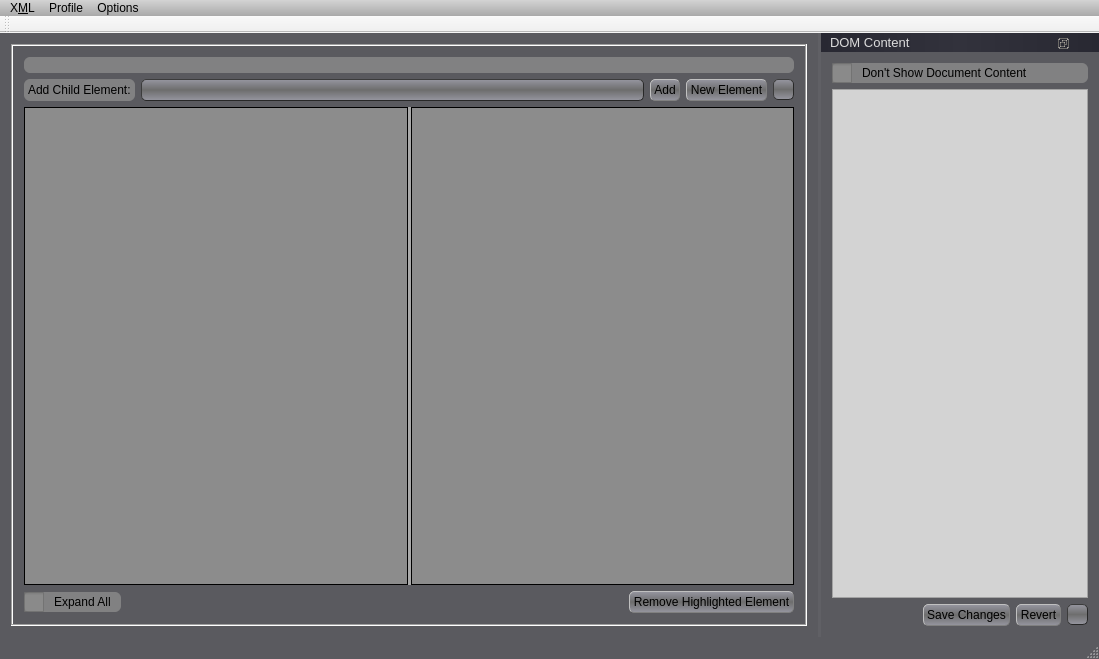
First picture: the form in GCXMLGenerator/gcmainwindow.ui, repository goblincoding/xmlmill, before the edit.
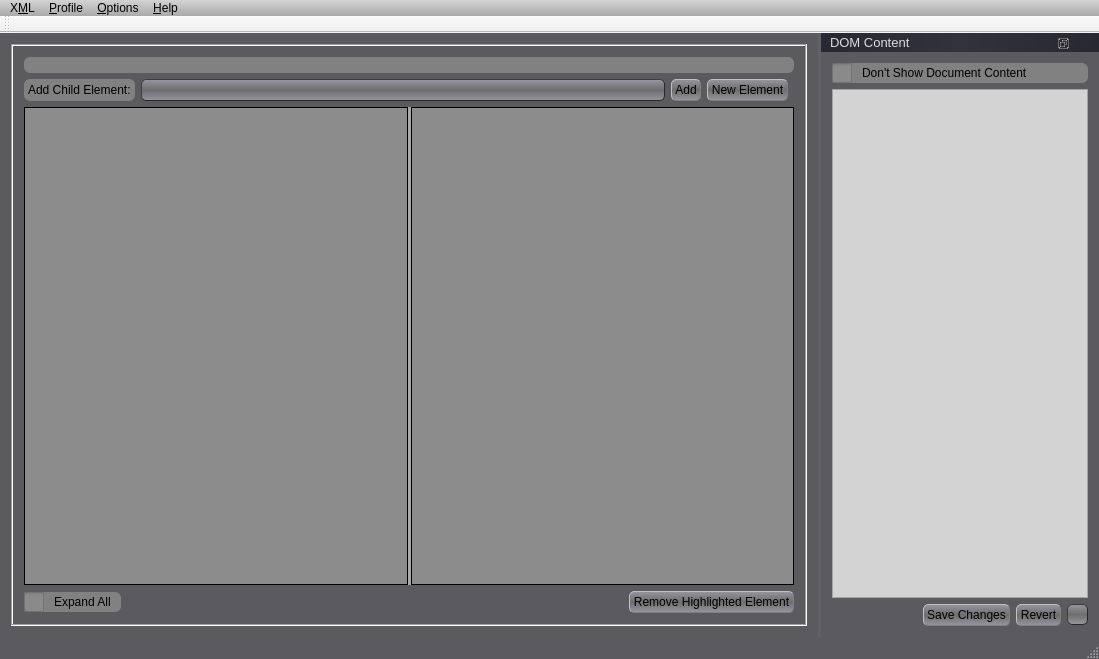
Second picture: the form after the edit. Icons and pictures are not drawn.

Commit message: Added "Help" HTML and a new "Help" menu item (not finished).

Diff of the .ui file:
```diff
--- a/GCXMLGenerator/gcmainwindow.ui
+++ b/GCXMLGenerator/gcmainwindow.ui
@@ -592,17 +592,6 @@
            </property>
           </widget>
          </item>
-         <item row="1" column="4">
-          <widget class="QToolButton" name="mainHelpButton">
-           <property name="text">
-            <string/>
-           </property>
-           <property name="icon">
-            <iconset resource="resources/gcresources.qrc">
-             <normaloff>:/resources/helpcursor.png</normaloff>:/resources/helpcursor.png</iconset>
-           </property>
-          </widget>
-         </item>
         </layout>
        </item>
        <item>
@@ -726,7 +715,7 @@
    </property>
    <widget class="QMenu" name="menuDatabase">
     <property name="title">
-     <string>Profile</string>
+     <string>&amp;Profile</string>
     </property>
     <addaction name="actionAddNewDatabase"/>
     <addaction name="actionAddExistingDatabase"/>
@@ -745,16 +734,24 @@
     <addaction name="separator"/>
     <addaction name="actionExit"/>
    </widget>
-   <widget class="QMenu" name="menu_Advanced">
+   <widget class="QMenu" name="menuAdvanced">
     <property name="title">
-     <string>Options</string>
+     <string>&amp;Options</string>
     </property>
     <addaction name="actionSuperUserMode"/>
     <addaction name="actionForgetPreferences"/>
    </widget>
+   <widget class="QMenu" name="menuHelp">
+    <property name="title">
+     <string>&amp;Help</string>
+    </property>
+    <addaction name="actionHelpContents"/>
+    <addaction name="actionVisitOfficialSite"/>
+   </widget>
    <addaction name="menuFile"/>
    <addaction name="menuDatabase"/>
-   <addaction name="menu_Advanced"/>
+   <addaction name="menuAdvanced"/>
+   <addaction name="menuHelp"/>
   </widget>
   <widget class="QToolBar" name="mainToolBar">
    <attribute name="toolBarArea">
```
Left out of the diff: 14 changed lines with no effect on the pictures. The commit also changes 5 other files.
